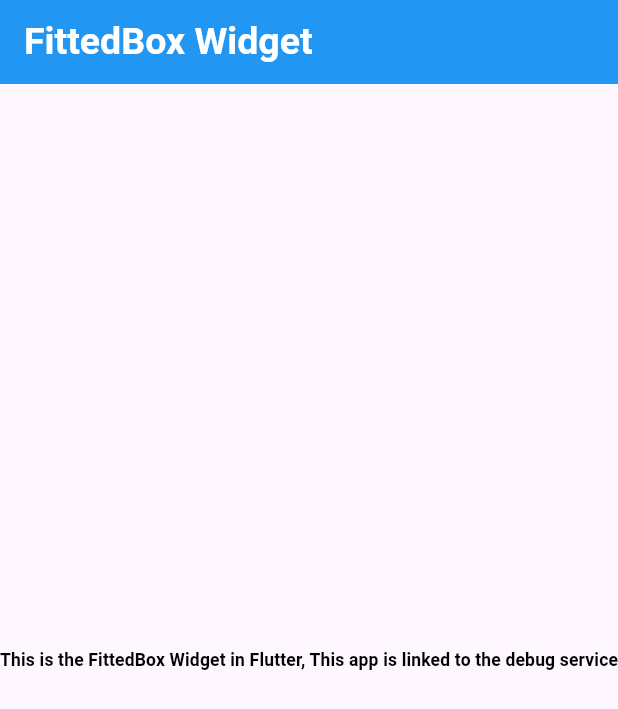
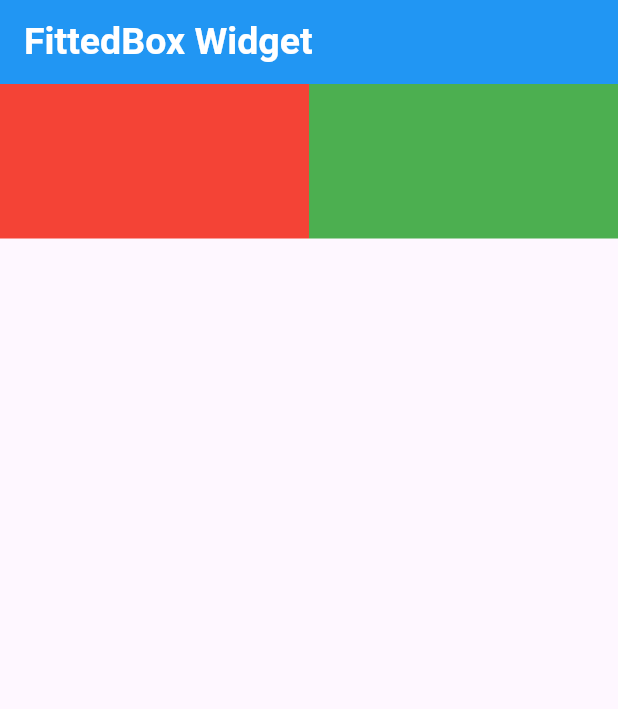
Before and after one commit to alhasann351/fittedbox_widget, a Flutter app: the screen it shows after launch, on a phone screen of 412 x 824 dp. Shown: the top 709 px of the screen. Run offline on Flutter 3.47's test engine with Material 3 defaults, Android fonts, the phone set to English and light mode, and no system bars.

Commit message:
fittedbox apply in row

```diff
--- a/lib/main.dart
+++ b/lib/main.dart
@@ -41,7 +41,7 @@ class _MyHomePageState extends State<MyHomePage> {
           ),
         ),
       ),
-      body: const Center(
+      /*body: const Center(
         child: FittedBox(
           child: Text(
             'This is the FittedBox Widget in Flutter, This app is linked to the debug service',
@@ -53,6 +53,22 @@ class _MyHomePageState extends State<MyHomePage> {
             ),
           ),
         ),
+      ),*/
+      body: FittedBox(
+        child: Row(
+          children: [
+            Container(
+              height: 200,
+              width: 400,
+              color: Colors.red,
+            ),
+            Container(
+              height: 200,
+              width: 400,
+              color: Colors.green,
+            ),
+          ],
+        ),
       ),
     );
   }
```
